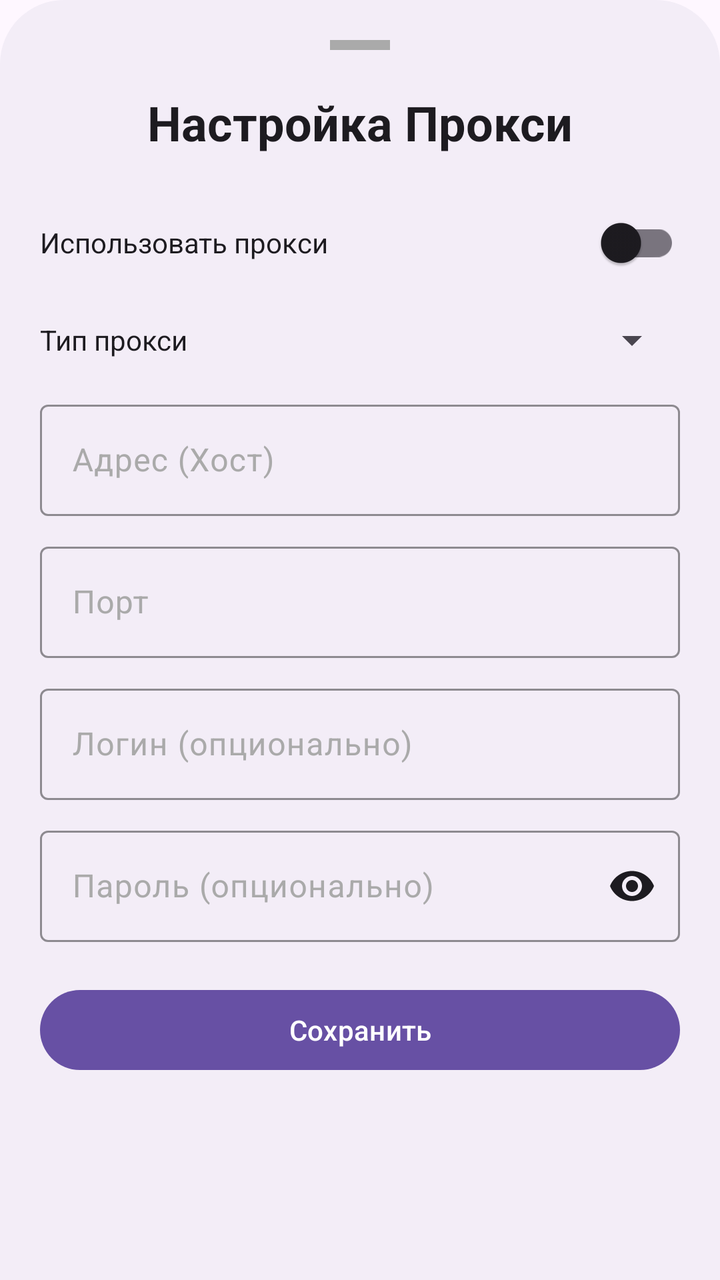
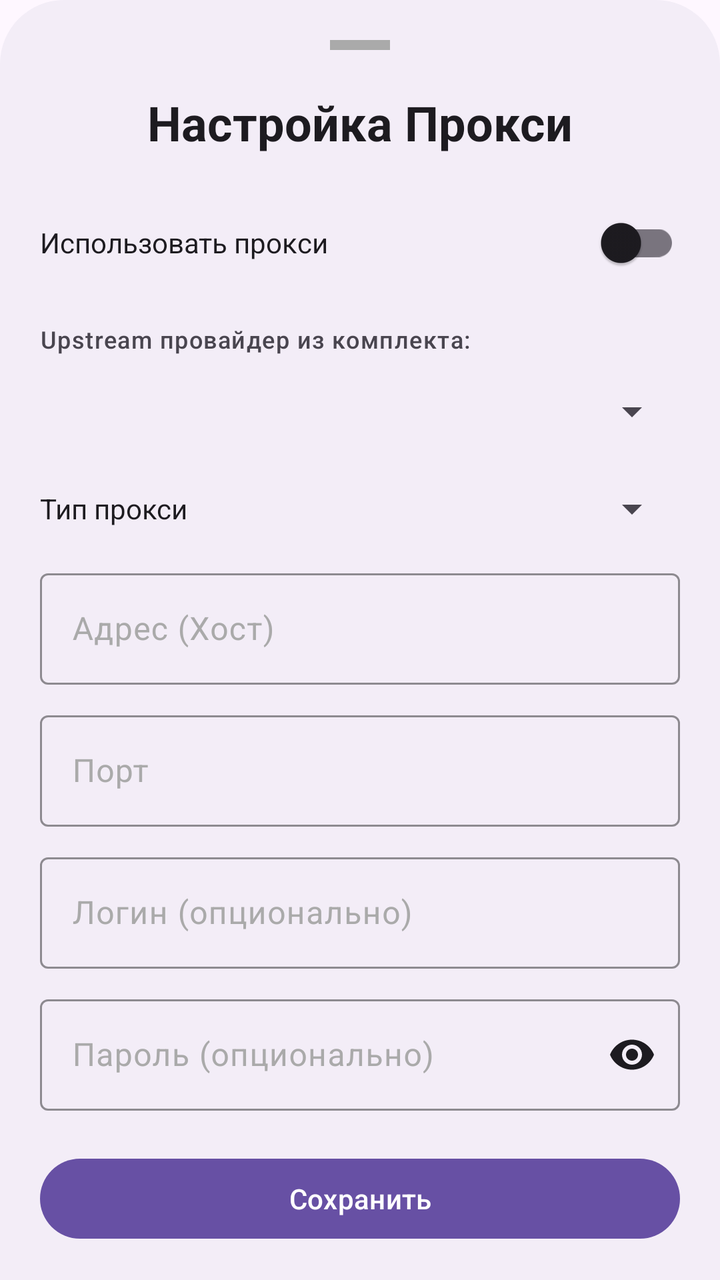

Two renders of the same Android screen: before a commit and after it. Below are the layout's source before the change and the commit's diff.
<!-- AndroidManifest.xml: application theme DefaultTheme -->
<!-- res/layout/proxy_bottom_sheet.xml -->
<?xml version="1.0" encoding="utf-8"?>
<androidx.core.widget.NestedScrollView xmlns:android="http://schemas.android.com/apk/res/android"
    xmlns:app="http://schemas.android.com/apk/res-auto"
    android:layout_width="match_parent"
    android:layout_height="wrap_content"
    android:background="@drawable/bottom_sheet_rounded">

    <androidx.constraintlayout.widget.ConstraintLayout
        android:layout_width="match_parent"
        android:layout_height="wrap_content"
        android:padding="20dp">

        <View
            android:id="@+id/handle"
            android:layout_width="30dp"
            android:layout_height="5dp"
            android:background="@android:color/darker_gray"
            app:layout_constraintEnd_toEndOf="parent"
            app:layout_constraintStart_toStartOf="parent"
            app:layout_constraintTop_toTopOf="parent" />

        <TextView
            android:id="@+id/tvProxyHeader"
            style="@style/BottomSheetHeader"
            android:layout_marginTop="20dp"
            android:text="@string/socks_proxy_dialog_title"
            app:layout_constraintEnd_toEndOf="parent"
            app:layout_constraintStart_toStartOf="parent"
            app:layout_constraintTop_toBottomOf="@id/handle" />

        <com.google.android.material.switchmaterial.SwitchMaterial
            android:id="@+id/swProxyEnabled"
            android:layout_width="match_parent"
            android:layout_height="wrap_content"
            android:layout_marginTop="20dp"
            android:text="@string/socks_proxy_enable"
            app:layout_constraintTop_toBottomOf="@id/tvProxyHeader"
            style="@style/BottomSheetTextView" />

        

        <TextView
            android:id="@+id/tvProxyTypeLabel"
            android:layout_width="wrap_content"
            android:layout_height="wrap_content"
            android:layout_marginTop="15dp"
            android:text="@string/socks_proxy_type"
            app:layout_constraintStart_toStartOf="parent"
            app:layout_constraintTop_toBottomOf="@id/swProxyEnabled"
            style="@style/BottomSheetTextView" />

        <Spinner
            android:id="@+id/spProxyType"
            android:layout_width="0dp"
            android:layout_height="wrap_content"
            android:layout_marginStart="10dp"

            app:layout_constraintBottom_toBottomOf="@id/tvProxyTypeLabel"
            app:layout_constraintEnd_toEndOf="parent"
            app:layout_constraintStart_toEndOf="@id/tvProxyTypeLabel"
            app:layout_constraintTop_toTopOf="@id/tvProxyTypeLabel" />

        <com.google.android.material.textfield.TextInputLayout
            android:id="@+id/tilProxyHost"
            android:layout_width="match_parent"
            android:layout_height="wrap_content"
            android:layout_marginTop="15dp"
            android:hint="@string/socks_proxy_host"
            app:hintTextColor="?attr/colorOnSurface"
            android:textColorHint="@android:color/darker_gray"
            app:boxStrokeColor="?attr/colorOnSurface"
            app:layout_constraintTop_toBottomOf="@id/spProxyType">

            <com.google.android.material.textfield.TextInputEditText
                android:id="@+id/etProxyHost"
                android:layout_width="match_parent"
                android:layout_height="wrap_content"
                android:inputType="textUri" />


        </com.google.android.material.textfield.TextInputLayout>

        <com.google.android.material.textfield.TextInputLayout
            android:id="@+id/tilProxyPort"
            android:layout_width="match_parent"
            android:layout_height="wrap_content"
            android:layout_marginTop="10dp"
            android:hint="@string/socks_proxy_port"
            app:hintTextColor="?attr/colorOnSurface"
            android:textColorHint="@android:color/darker_gray"
            app:boxStrokeColor="?attr/colorOnSurface"
            app:layout_constraintTop_toBottomOf="@id/tilProxyHost">

            <com.google.android.material.textfield.TextInputEditText
                android:id="@+id/etProxyPort"
                android:layout_width="match_parent"
                android:layout_height="wrap_content"
                android:inputType="number" />


        </com.google.android.material.textfield.TextInputLayout>

        <com.google.android.material.textfield.TextInputLayout
            android:id="@+id/tilProxyUser"
            android:layout_width="match_parent"
            android:layout_height="wrap_content"
            android:layout_marginTop="10dp"
            android:hint="@string/socks_proxy_username"
            app:hintTextColor="?attr/colorOnSurface"
            android:textColorHint="@android:color/darker_gray"
            app:boxStrokeColor="?attr/colorOnSurface"
            app:layout_constraintTop_toBottomOf="@id/tilProxyPort">

            <com.google.android.material.textfield.TextInputEditText
                android:id="@+id/etProxyUser"
                android:layout_width="match_parent"
                android:layout_height="wrap_content"
                android:inputType="text" />


        </com.google.android.material.textfield.TextInputLayout>

        <com.google.android.material.textfield.TextInputLayout
            android:id="@+id/tilProxyPassword"
            android:layout_width="match_parent"
            android:layout_height="wrap_content"
            android:layout_marginTop="10dp"
            android:hint="@string/socks_proxy_password"
            app:hintTextColor="?attr/colorOnSurface"
            android:textColorHint="@android:color/darker_gray"
            app:boxStrokeColor="?attr/colorOnSurface"
            app:endIconMode="password_toggle"
            app:endIconTint="?attr/colorOnSurface"
            app:layout_constraintTop_toBottomOf="@id/tilProxyUser">

            <com.google.android.material.textfield.TextInputEditText
                android:id="@+id/etProxyPassword"
                android:layout_width="match_parent"
                android:layout_height="wrap_content"
                android:inputType="textPassword" />


        </com.google.android.material.textfield.TextInputLayout>

        <Button
            android:id="@+id/btnSave"
            android:layout_width="match_parent"
            android:layout_height="wrap_content"
            android:layout_marginTop="20dp"

            android:text="@string/save"


            app:layout_constraintTop_toBottomOf="@id/tilProxyPassword" />

    </androidx.constraintlayout.widget.ConstraintLayout>
</androidx.core.widget.NestedScrollView>
<!-- resources referenced by this layout -->
<resources>
  <!-- drawable bottom_sheet_rounded (drawable) -->
  <?xml version="1.0" encoding="utf-8"?>
  <shape xmlns:android="http://schemas.android.com/apk/res/android"
      android:shape="rectangle">
      <solid android:color="?attr/colorSurfaceContainer" />
      <corners
          android:topLeftRadius="32dp"
          android:topRightRadius="32dp"
          android:bottomLeftRadius="0dp"
          android:bottomRightRadius="0dp" />
  </shape>
  <string name="save">Сохранить</string>
  <string name="socks_proxy_dialog_title">Настройка Прокси</string>
  <string name="socks_proxy_enable">Использовать прокси</string>
  <string name="socks_proxy_host">Адрес (Хост)</string>
  <string name="socks_proxy_password">Пароль (опционально)</string>
  <string name="socks_proxy_port">Порт</string>
  <string name="socks_proxy_type">Тип прокси</string>
  <string name="socks_proxy_username">Логин (опционально)</string>
  <style name="BottomSheetHeader" parent="BottomSheetTextView">
          <item name="android:layout_marginTop">8dp</item>
          <item name="android:gravity">center_horizontal</item>
          <item name="android:textStyle">bold</item>
          <item name="android:layout_width">wrap_content</item>
          <item name="android:layout_height">wrap_content</item>
          <item name="android:textSize">24sp</item>
      </style>
  <style name="BottomSheetTextView" parent="android:Widget.TextView">
          <item name="android:textColor">?attr/colorOnSurface</item>
          <item name="android:layout_width">wrap_content</item>
          <item name="android:layout_height">wrap_content</item>
      </style>
  <style name="DefaultTheme" parent="Theme.Material3.DayNight.NoActionBar">
          <item name="preferenceTheme">@style/PrefsTheme</item>
      </style>
  <style name="PrefsTheme" parent="PreferenceThemeOverlay">
          <item name="android:layout">@layout/fragment_settings</item>
      </style>
</resources>

<!-- the commit's change to res/layout/proxy_bottom_sheet.xml (unified diff, before → after) -->
@@ -40,13 +40,31 @@
         
 
         <TextView
+            android:id="@+id/tvBundledLabel"
+            android:layout_width="match_parent"
+            android:layout_height="wrap_content"
+            android:layout_marginTop="16dp"
+            android:text="Upstream провайдер из комплекта:"
+            android:textAppearance="@style/TextAppearance.Material3.LabelMedium"
+            app:layout_constraintTop_toBottomOf="@id/swProxyEnabled"
+            app:layout_constraintStart_toStartOf="parent" />
+
+        <Spinner
+            android:id="@+id/spBundledProvider"
+            android:layout_width="match_parent"
+            android:layout_height="48dp"
+            android:layout_marginTop="4dp"
+            app:layout_constraintTop_toBottomOf="@id/tvBundledLabel"
+            app:layout_constraintStart_toStartOf="parent" />
+
+        <TextView
             android:id="@+id/tvProxyTypeLabel"
             android:layout_width="wrap_content"
             android:layout_height="wrap_content"
             android:layout_marginTop="15dp"
             android:text="@string/socks_proxy_type"
             app:layout_constraintStart_toStartOf="parent"
-            app:layout_constraintTop_toBottomOf="@id/swProxyEnabled"
+            app:layout_constraintTop_toBottomOf="@id/spBundledProvider"
             style="@style/BottomSheetTextView" />
 
         <Spinner
